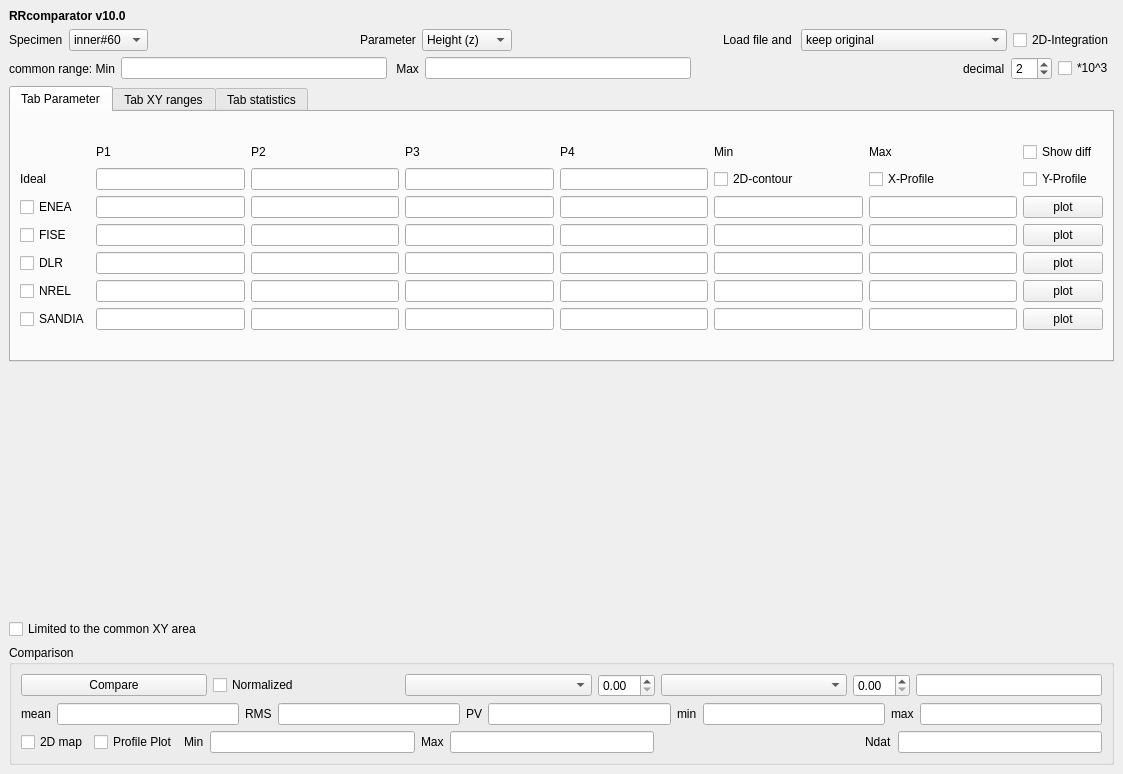
This is Workspace/qtSource/RRcomparator/rrcmp.ui in mmonty1960/RRcomparator as Qt 5 draws it before an edit. The edited form follows.
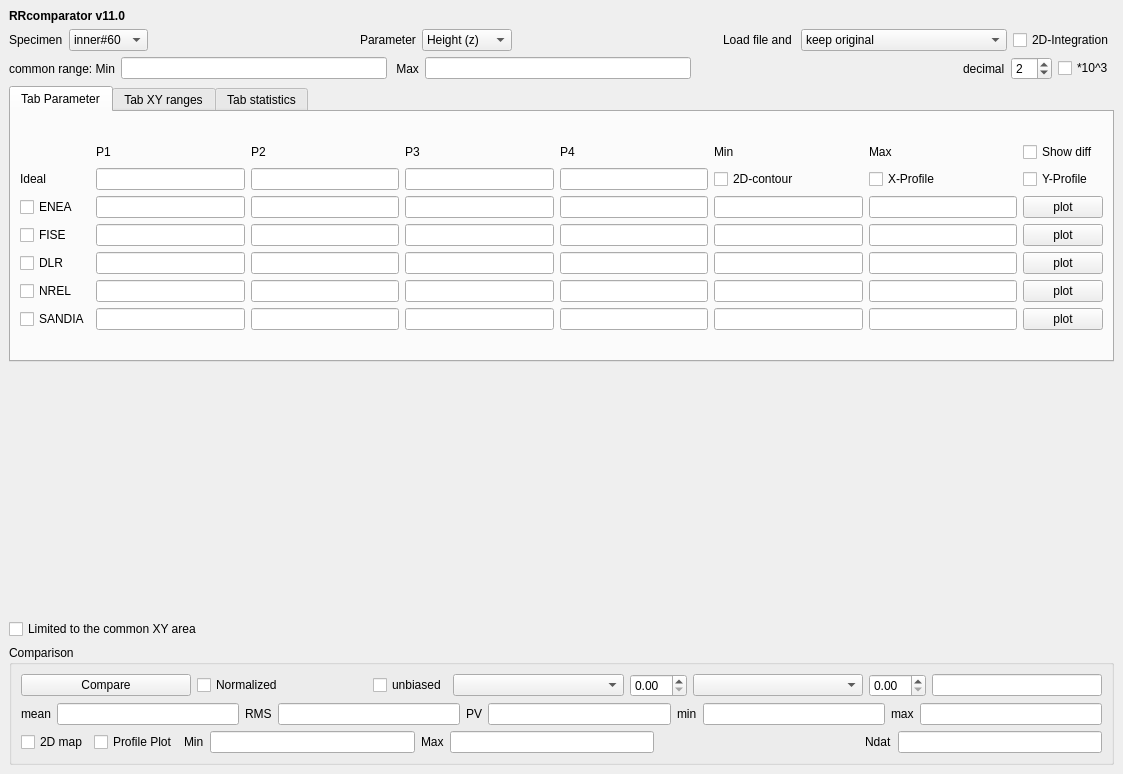
This is the edited form.

```diff
--- a/Workspace/qtSource/RRcomparator/rrcmp.ui
+++ b/Workspace/qtSource/RRcomparator/rrcmp.ui
@@ -23,7 +23,7 @@
        </font>
       </property>
       <property name="text">
-       <string>RRcomparator v10.0</string>
+       <string>RRcomparator v11.0</string>
       </property>
      </widget>
     </item>
@@ -905,6 +905,13 @@
            </property>
           </widget>
          </item>
+         <item>
+          <widget class="QCheckBox" name="checkBox_unbiased">
+           <property name="text">
+            <string>unbiased</string>
+           </property>
+          </widget>
+         </item>
          <item>
           <widget class="QComboBox" name="comboBox_iPtn0">
            <property name="sizePolicy">
```
Left out of the diff: 18 changed lines with no effect on the pictures.
